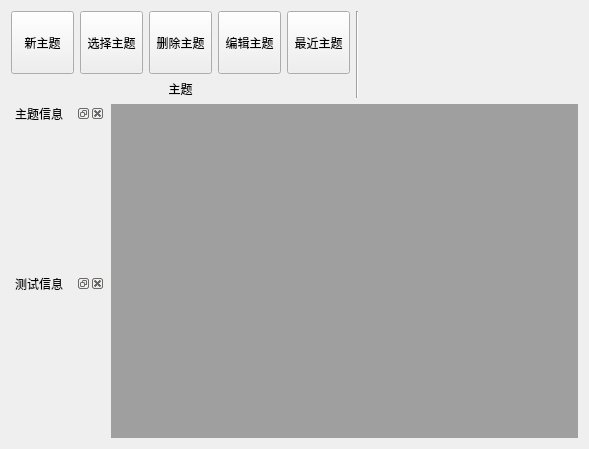
Old version of the form Bodystat/ui/maindlg.ui in the repository hym-dn/Bodystat.
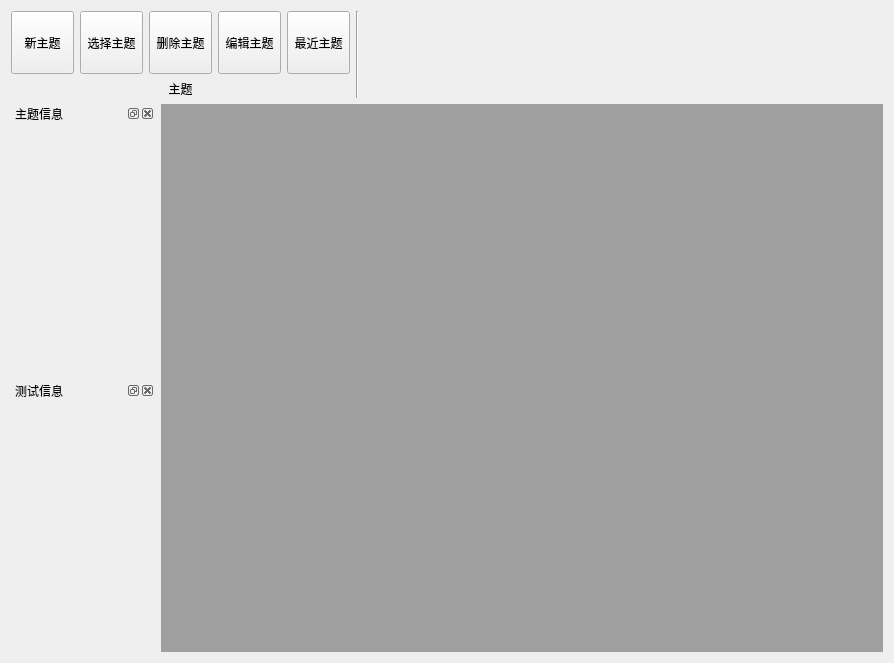
New version of the form.

```diff
--- a/Bodystat/ui/maindlg.ui
+++ b/Bodystat/ui/maindlg.ui
@@ -6,8 +6,8 @@
    <rect>
     <x>0</x>
     <y>0</y>
-    <width>589</width>
-    <height>449</height>
+    <width>894</width>
+    <height>663</height>
    </rect>
   </property>
   <property name="font">
```
